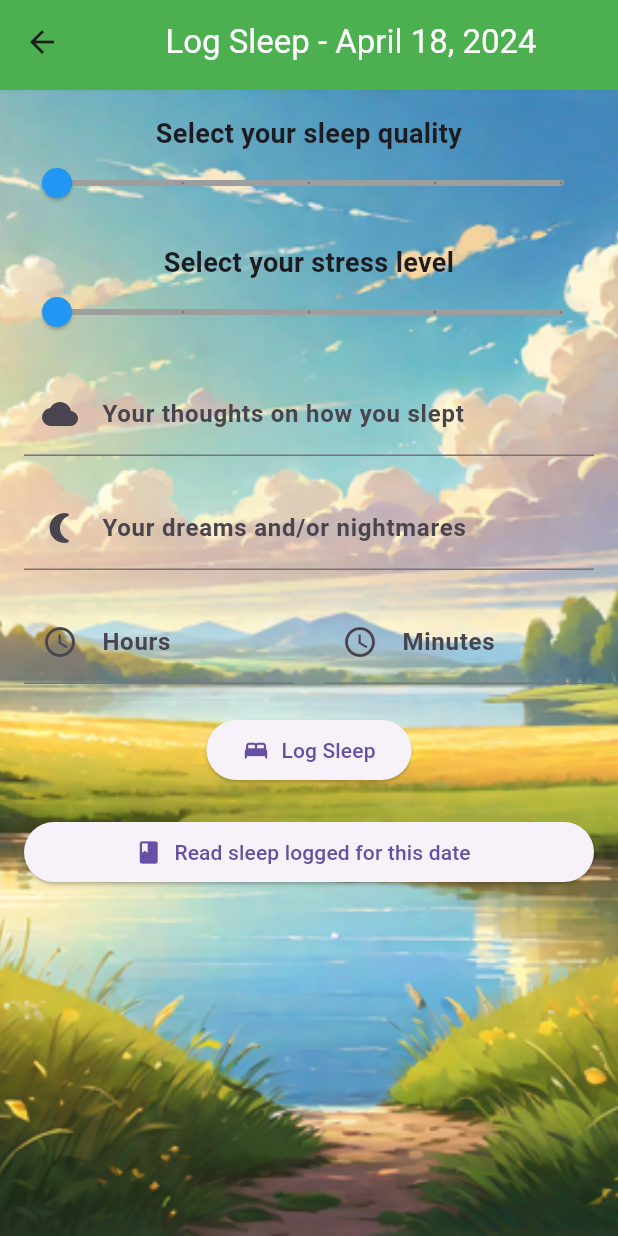
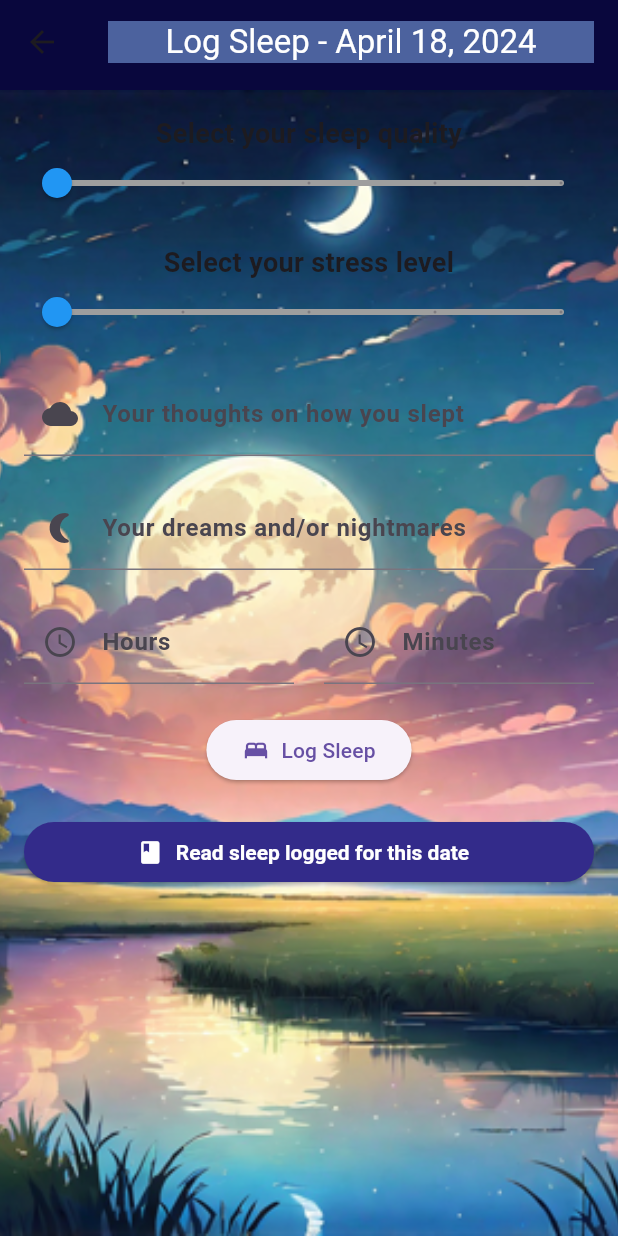
Before and after one commit to ellaMyler/Bedtime_Buddy, a Flutter app: the SleepLoggingPage screen opened directly with empty values, on a phone screen of 412 x 824 dp. Run offline on Flutter 3.47's test engine with Material 3 defaults, Android fonts, the light colour scheme and no system bars; our stand-ins replace awesome_notifications, firebase_core, firebase_database; missing offline and left inert: app_settings; accounts and stored records are empty.

Commit message:
base background color and nav color
design changes

```diff
--- a/lib/app_ui.dart
+++ b/lib/app_ui.dart
@@ -42,7 +42,7 @@ class _MainScreenState extends State<MainScreen> {
         style: TextStyle(color: Colors.black, fontWeight: FontWeight.bold),
 
       ),
-        backgroundColor: Colors.green,
+        backgroundColor: Color.fromRGBO(9, 7, 61, 1),
       ),
       body: Center(
         child: _widgetOptions.elementAt(_selectedIndex),
@@ -52,7 +52,7 @@ class _MainScreenState extends State<MainScreen> {
           BottomNavigationBarItem(
             icon: Icon(Icons.home),
             label: 'Bedtime',
-            backgroundColor: Colors.green,
+            backgroundColor: Color.fromRGBO(9, 7, 61, 1),
           ),
           BottomNavigationBarItem(
             icon: Icon(Icons.bedtime),
@@ -68,7 +68,7 @@ class _MainScreenState extends State<MainScreen> {
           ),
         ],
         currentIndex: _selectedIndex,
-        selectedItemColor: Colors.black,
+        selectedItemColor: Colors.white,
         unselectedItemColor: Colors.grey,
 
         onTap: _onItemTapped,
--- a/lib/log_sleep_page.dart
+++ b/lib/log_sleep_page.dart
@@ -1,3 +1,4 @@
+import 'dart:ui';
 import 'package:flutter/material.dart';
 import 'database.dart';
 import 'package:firebase_core/firebase_core.dart';
@@ -18,30 +19,29 @@ class _LogSleepPageState extends State<LogSleepPage> {
       appBar: AppBar(
         title: const Text(
           'Select a Date',
-          style: TextStyle(color: Colors.black, fontWeight: FontWeight.bold),
+          style: TextStyle(color: Colors.white, fontWeight: FontWeight.bold),
         ),
-        backgroundColor: Colors.green,
+        backgroundColor: Color.fromRGBO(9, 7, 61, 1),
       ),
       body: Stack(
         children: [
           Container(
             decoration: BoxDecoration(
               image: DecorationImage(
-                //image generated by hotpot AI https://hotpot.ai/
-                image: AssetImage("images/agile_sunny_background.png"),
+                image: AssetImage("images/agile_moonlit_background.png"),
                 fit: BoxFit.cover,
               ),
             ),
-          ),
-          Center(
+            child: Center(
               child: ElevatedButton.icon(
                 onPressed: () {
                   _selectDate(context);
                 },
-              icon: Icon(Icons.bed),
+                icon: Icon(Icons.calendar_today),
                 label: Text(_selectedDate != null
                     ? 'Selected Date: ${_selectedDate!.day}/${_selectedDate!.month}/${_selectedDate!.year}'
                     : 'Select Date'),
+              ),
             ),
           ),
         ],
@@ -94,8 +94,12 @@ class _SleepLoggingPageState extends State<SleepLoggingPage> {
       appBar: PreferredSize(
         preferredSize: Size.fromHeight(60.0),
         child: AppBar(
-          title: Container(
-            color: Colors.green, // Set the background color behind the text
+          title: ClipRRect(
+            borderRadius: BorderRadius.circular(0),
+            child: BackdropFilter(
+              filter: ImageFilter.blur(sigmaX: 10, sigmaY: 10),
+              child: Container(
+                color: Color.fromRGBO(143, 189, 255, 0.5),
                 child: Center(
                   child: Text(
                     'Log Sleep - ${_getFormattedDate(widget.selectedDate)}',
@@ -103,7 +107,10 @@ class _SleepLoggingPageState extends State<SleepLoggingPage> {
                   ),
                 ),
               ),
-          backgroundColor: Colors.green, // Set app bar background color
+            ),
+          ),
+          backgroundColor: Color.fromRGBO(9, 7, 61, 1),
+          elevation: 0,
         ),
       ),
       body: Stack(
@@ -111,8 +118,7 @@ class _SleepLoggingPageState extends State<SleepLoggingPage> {
           Container(
             decoration: BoxDecoration(
               image: DecorationImage(
-                //image generated by hotpot AI https://hotpot.ai/
-                image: AssetImage("images/agile_sunny_background.png"),
+                image: AssetImage("images/agile_moonlit_background.png"),
                 fit: BoxFit.cover,
               ),
             ),
@@ -205,6 +211,7 @@ class _SleepLoggingPageState extends State<SleepLoggingPage> {
                         Icon(Icons.bed),
                         SizedBox(width: 8),
                         Text('Log Sleep'),
+
                       ],
                     ),
                   ),
@@ -217,6 +224,11 @@ class _SleepLoggingPageState extends State<SleepLoggingPage> {
                       },
                       icon: Icon(Icons.book),
                       label: Text('Read sleep logged for this date'),
+                      style: ElevatedButton.styleFrom(
+                        backgroundColor: Color.fromRGBO(51, 43, 138, 1),
+                        foregroundColor: (Colors.white),
+                        textStyle: TextStyle(fontWeight: FontWeight.bold),
+                      ),
                     ),
                   ),
                 ],
@@ -368,10 +380,9 @@ class _SleepLoggingPageState extends State<SleepLoggingPage> {
     int sleepQuality = _sleepQuality.round();
     int stressLevel = _stressLevel.round();
 
-    String message = 'On $formattedDate you slept $sleepDuration';
-
     sendSleepLog(formattedDate, sleepThoughts, dreamNight, sleepQuality.toString(), stressLevel.toString(), _hoursSlept, _minutesSlept);
 
+    String message = 'On $formattedDate you slept $sleepDuration';
     showDialog(
       context: context,
       builder: (BuildContext context) {
```
Lines whose indentation alone changed are shown as unchanged.
